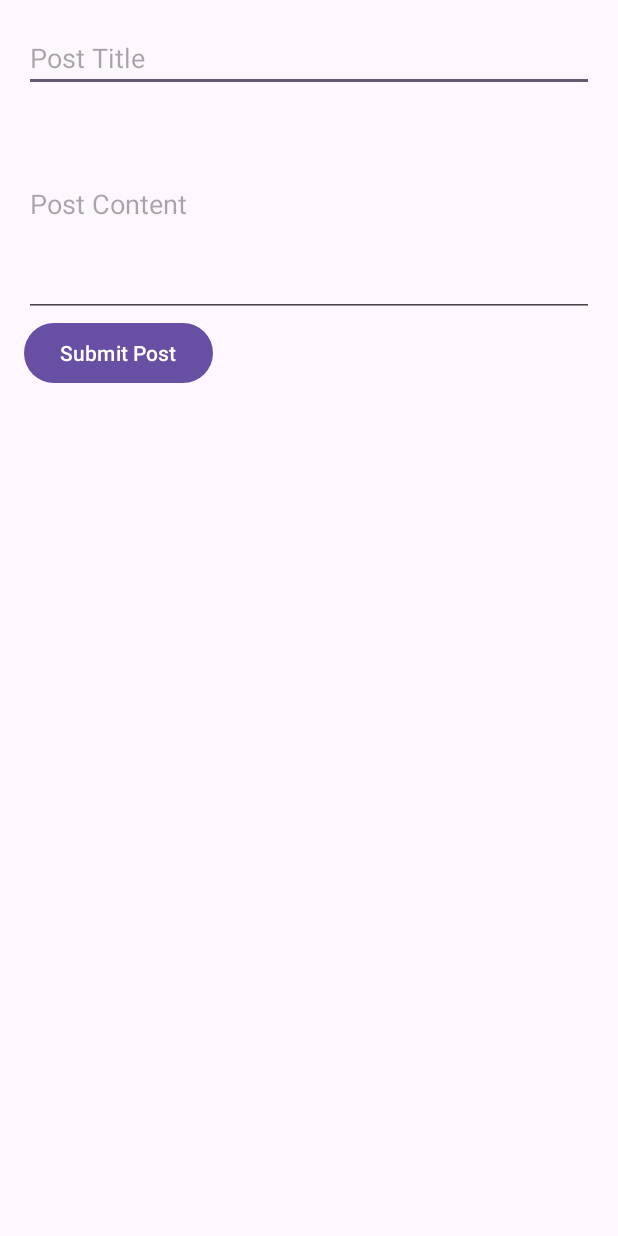
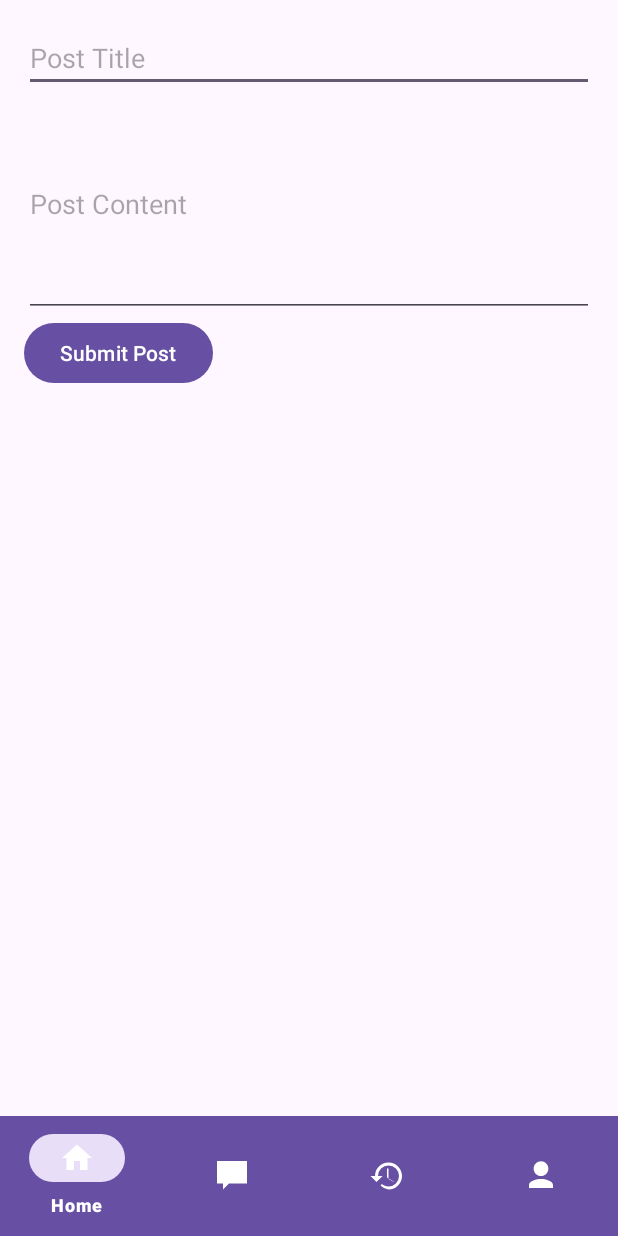
Before and after one commit to zec0816/MADHelpafriend, an Android app: the ForumCreatePostOKU screen opened directly, with no data from a screen before it, on a phone screen of 412 x 824 dp. Run offline under Robolectric (Android 15) with nearby library versions, the phone set to English and light mode, and no system bars.

Commit message:
Implement navbar

```diff
--- a/app/build.gradle.kts
+++ b/app/build.gradle.kts
@@ -44,4 +44,6 @@ dependencies {
     implementation("com.google.android.gms:play-services-maps:18.1.0")
     implementation("com.google.android.gms:play-services-location:21.0.1")
     implementation("com.karumi:dexter:6.2.1")
+    implementation ("com.google.android.material:material:1.9.0")
+    implementation ("androidx.coordinatorlayout:coordinatorlayout:1.1.0")
 }
--- /dev/null
+++ b/app/src/main/java/com/example/helpafriend/BaseActivity.java
@@ -0,0 +1,56 @@
+package com.example.helpafriend;
+
+import android.content.Intent;
+import android.os.Bundle;
+import androidx.annotation.Nullable;
+import androidx.appcompat.app.AppCompatActivity;
+import com.google.android.material.bottomnavigation.BottomNavigationView;
+
+public class BaseActivity extends AppCompatActivity {
+
+    @Override
+    protected void onCreate(@Nullable Bundle savedInstanceState) {
+        super.onCreate(savedInstanceState);
+    }
+
+    protected void setupBottomNavigation() {
+        BottomNavigationView bottomNavigationView = findViewById(R.id.bottomNavigationView);
+
+        bottomNavigationView.setSelectedItemId(getSelectedNavItemId());
+
+        bottomNavigationView.setOnNavigationItemSelectedListener(item -> {
+            int itemId = item.getItemId();
+
+            if (itemId == R.id.nav_home) {
+                if (getSelectedNavItemId() != R.id.nav_home) {
+                    startActivity(new Intent(this, ForumCreatePostOKU.class));
+                    finish();
+                }
+                return true;
+            } else if (itemId == R.id.nav_forum) {
+                if (getSelectedNavItemId() != R.id.nav_forum) {
+                    startActivity(new Intent(this, ForumOKU.class));
+                    finish();
+                }
+                return true;
+            } else if (itemId == R.id.nav_activity) {
+                if (getSelectedNavItemId() != R.id.nav_activity) {
+                    startActivity(new Intent(this, MainActivity.class));
+                    finish();
+                }
+                return true;
+            } else if (itemId == R.id.nav_profile) {
+                if (getSelectedNavItemId() != R.id.nav_profile) {
+                    startActivity(new Intent(this, MainActivity.class));
+                    finish();
+                }
+                return true;
+            }
+            return false;
+        });
+    }
+
+    protected int getSelectedNavItemId() {
+        return R.id.nav_home;
+    }
+}
--- a/app/src/main/java/com/example/helpafriend/ForumCreatePostOKU.java
+++ b/app/src/main/java/com/example/helpafriend/ForumCreatePostOKU.java
@@ -18,7 +18,7 @@ import java.net.HttpURLConnection;
 import java.net.URL;
 import java.net.URLEncoder;
 
-public class ForumCreatePostOKU extends AppCompatActivity {
+public class ForumCreatePostOKU extends BaseActivity {
 
     private EditText editTextTitle, editTextContent;
     private Button buttonSubmitPost;
@@ -51,6 +51,7 @@ public class ForumCreatePostOKU extends AppCompatActivity {
                 }
             }
         });
+        setupBottomNavigation();
     }
     private class SubmitPostTask extends AsyncTask<String, Void, String> {
         @Override
--- a/app/src/main/java/com/example/helpafriend/Register.java
+++ b/app/src/main/java/com/example/helpafriend/Register.java
@@ -23,7 +23,7 @@ import java.util.HashMap;
 public class Register extends AppCompatActivity {
 
     private EditText etUsername, etPassword, etEmail;
-    private Spinner spinnerRole; // Declare Spinner for role selection
+    private Spinner spinnerRole;
     private Button btnRegister;
 
     @Override
--- /dev/null
+++ b/app/src/main/res/drawable/ic_activity.xml
@@ -0,0 +1,9 @@
+<vector xmlns:android="http://schemas.android.com/apk/res/android"
+    android:width="24dp"
+    android:height="24dp"
+    android:viewportWidth="24"
+    android:viewportHeight="24">
+    <path
+        android:fillColor="#FFFFFF"
+        android:pathData="M13 3a9 9 0 0 0-9 9H1l4 4 4-4H6a7 7 0 1 1 7 7c-1.7 0-3.25-0.63-4.44-1.66L7.7 18.3A8.967 8.967 0 0 0 13 21c5 0 9-4 9-9s-4-9-9-9zM12 7v6l5.25 3.15L16 15.73 13 14V7h-1z"/>
+</vector>
--- /dev/null
+++ b/app/src/main/res/drawable/ic_forum.xml
@@ -0,0 +1,9 @@
+<vector xmlns:android="http://schemas.android.com/apk/res/android"
+    android:width="24dp"
+    android:height="24dp"
+    android:viewportWidth="24"
+    android:viewportHeight="24">
+    <path
+        android:fillColor="#FFFFFF"
+        android:pathData="M2 2v15h4v4l4-4h12V2H2zm14 9h-4v2h4v-2zm0-3h-8v2h8V8zm0-3h-8v2h8V5z"/>
+</vector>
--- /dev/null
+++ b/app/src/main/res/drawable/ic_home.xml
@@ -0,0 +1,9 @@
+<vector xmlns:android="http://schemas.android.com/apk/res/android"
+    android:width="24dp"
+    android:height="24dp"
+    android:viewportWidth="24"
+    android:viewportHeight="24">
+    <path
+        android:fillColor="#FFFFFF"
+        android:pathData="M10 20v-6h4v6h5v-8h3L12 3 2 12h3v8z"/>
+</vector>
--- /dev/null
+++ b/app/src/main/res/drawable/ic_profile.xml
@@ -0,0 +1,9 @@
+<vector xmlns:android="http://schemas.android.com/apk/res/android"
+    android:width="24dp"
+    android:height="24dp"
+    android:viewportWidth="24"
+    android:viewportHeight="24">
+    <path
+        android:fillColor="#FFFFFF"
+        android:pathData="M12 12c2.7 0 4.9-2.2 4.9-4.9S14.7 2.2 12 2.2 7.1 4.4 7.1 7.1 9.3 12 12 12zm0 2c-2.7 0-8 1.3-8 4v2h16v-2c0-2.7-5.3-4-8-4z"/>
+</vector>
--- a/app/src/main/res/layout/activity_forum_create_post_oku.xml
+++ b/app/src/main/res/layout/activity_forum_create_post_oku.xml
@@ -1,16 +1,23 @@
 <?xml version="1.0" encoding="utf-8"?>
-<LinearLayout xmlns:android="http://schemas.android.com/apk/res/android"
+<androidx.coordinatorlayout.widget.CoordinatorLayout xmlns:android="http://schemas.android.com/apk/res/android"
+    xmlns:app="http://schemas.android.com/apk/res-auto"
+    android:layout_width="match_parent"
+    android:layout_height="match_parent">
+
+    <!-- Main content layout -->
+    <LinearLayout
         android:layout_width="match_parent"
         android:layout_height="match_parent"
         android:orientation="vertical"
-    android:padding="16dp">
+        android:padding="16dp"
+        android:layout_marginBottom="56dp">
 
         <EditText
             android:id="@+id/editTextTitle"
             android:layout_width="match_parent"
             android:layout_height="wrap_content"
             android:hint="Post Title"
-        android:inputType="text"/>
+            android:inputType="text" />
 
         <EditText
             android:id="@+id/editTextContent"
@@ -18,11 +25,23 @@
             android:layout_height="wrap_content"
             android:hint="Post Content"
             android:inputType="textMultiLine"
-        android:minHeight="150dp"/>
+            android:minHeight="150dp" />
 
         <Button
             android:id="@+id/buttonSubmitPost"
             android:layout_width="wrap_content"
             android:layout_height="wrap_content"
-        android:text="Submit Post"/>
+            android:text="Submit Post" />
     </LinearLayout>
+
+    <com.google.android.material.bottomnavigation.BottomNavigationView
+        android:id="@+id/bottomNavigationView"
+        android:layout_width="match_parent"
+        android:layout_height="wrap_content"
+        android:layout_gravity="bottom"
+        android:background="?attr/colorPrimary"
+        app:itemIconTint="@color/white"
+        app:itemTextColor="@color/white"
+        app:menu="@menu/bottom_nav_menu" />
+
+</androidx.coordinatorlayout.widget.CoordinatorLayout>
--- /dev/null
+++ b/app/src/main/res/menu/bottom_nav_menu.xml
@@ -0,0 +1,21 @@
+<menu xmlns:android="http://schemas.android.com/apk/res/android">
+    <item
+        android:id="@+id/nav_home"
+        android:icon="@drawable/ic_home"
+        android:title="Home" />
+
+    <item
+        android:id="@+id/nav_forum"
+        android:icon="@drawable/ic_forum"
+        android:title="Forum" />
+
+    <item
+        android:id="@+id/nav_activity"
+        android:icon="@drawable/ic_activity"
+        android:title="Activity" />
+
+    <item
+        android:id="@+id/nav_profile"
+        android:icon="@drawable/ic_profile"
+        android:title="Profile" />
+</menu>
```
Also changed, not shown: app/src/main/java/com/example/helpafriend/ForumOKU.java (+8 -3 lines), app/src/main/res/layout/activity_forum_oku.xml (+14 -2 lines). Lines whose indentation alone changed are shown as unchanged.
